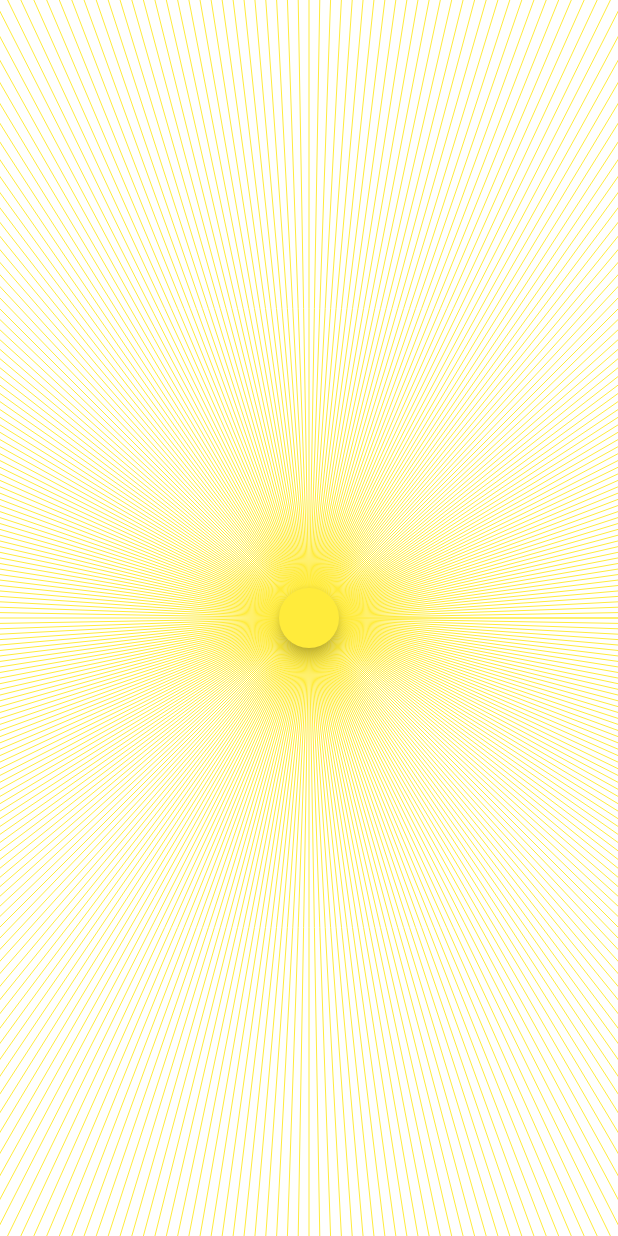
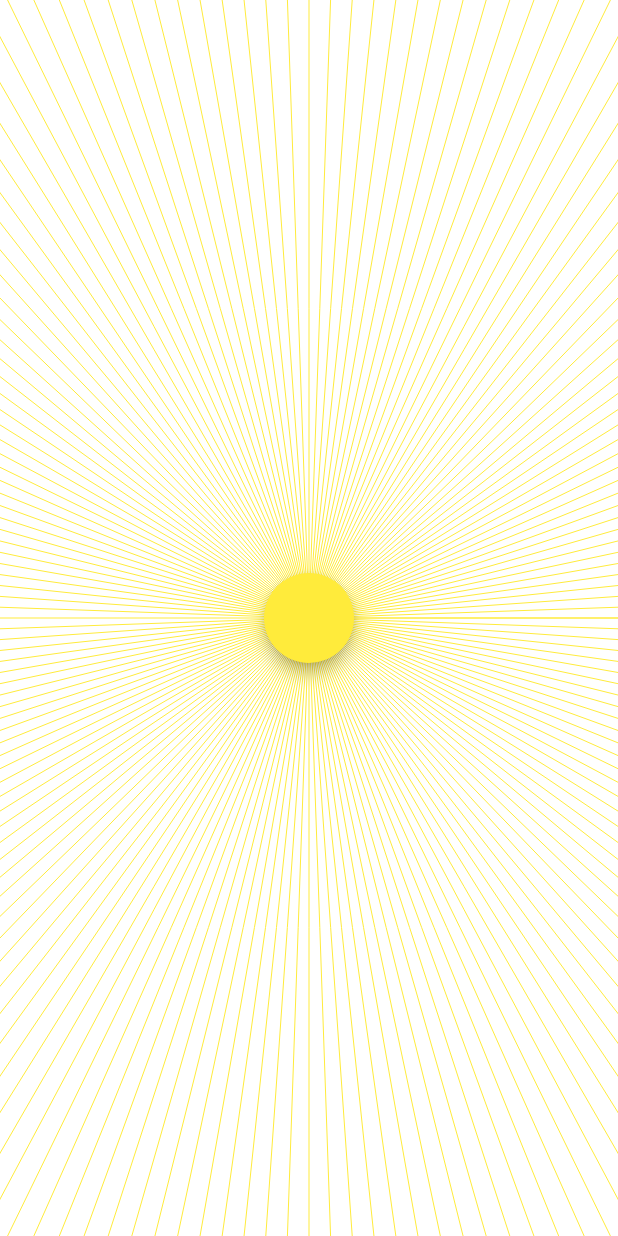
Before and after one commit to jonas-zebari/flutter_ray_casting, a Flutter app: the screen it shows after launch, on a phone screen of 412 x 824 dp. Run offline on Flutter 3.47's test engine with Material 2 defaults, Android fonts, the phone set to English and light mode, and no system bars.

Commit message:
small changes

```diff
--- a/lib/main.dart
+++ b/lib/main.dart
@@ -53,8 +53,8 @@ class RayCastingApp extends StatelessWidget {
                 position: sunPosition.value,
                 sunColor: theme.sunColor,
                 maxSize: size,
-                radius: 20,
-                numRays: 360,
+                radius: 30,
+                numRays: 180,
               ),
             ),
           ),
@@ -76,25 +76,23 @@ class SunPainter extends CustomPainter {
   });
 
   final Offset position;
+  final Size maxSize;
   final Color sunColor;
   final double radius;
   final int numRays;
-  final Size maxSize;
 
   void _drawSun(Canvas canvas) {
     final shadowRect = Rect.fromCircle(center: position, radius: radius);
     final shadowPath = Path()..addOval(shadowRect);
     canvas.drawShadow(shadowPath, Colors.black, 4, false);
-    canvas.drawCircle(position, 20, Paint()..color = sunColor);
+    canvas.drawCircle(position, radius, Paint()..color = sunColor);
   }
 
   void _drawRays(Canvas canvas) {
-    final maxRayLength = sqrt(
-        (maxSize.height * maxSize.height) + (maxSize.width * maxSize.width));
     final sunPaint = Paint()..color = sunColor;
     final inc = _twoPi / numRays;
     for (double angle = 0.0; angle < _twoPi; angle += inc) {
-      final endPoint = Offset.fromDirection(angle, maxRayLength) + position;
+      final endPoint = Offset.fromDirection(angle, 2000) + position;
       canvas.drawLine(position, endPoint, sunPaint);
     }
   }
```
